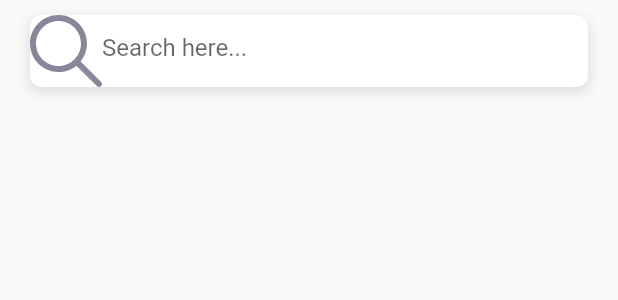
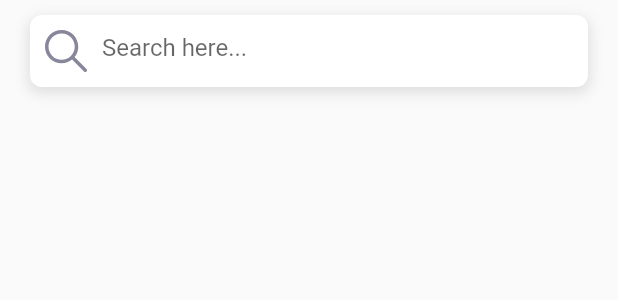
Before and after one commit to lypsisrudiansyah/travel_app_ui, a Flutter app: the SearchInput widget shown alone on an empty page, opened directly, on a phone screen of 412 x 824 dp. Shown: the top 300 px of the screen. Run offline on Flutter 3.47's test engine with Material 2 defaults, Android fonts, the phone set to English and light mode, and no system bars; our stand-ins replace flutter_svg.

Commit message:
update search_input.dart

```diff
--- a/lib/screen/home/widget/search_input.dart
+++ b/lib/screen/home/widget/search_input.dart
@@ -7,18 +7,23 @@ class SearchInput extends StatelessWidget {
   @override
   Widget build(BuildContext context) {
     return Container(
-      margin: EdgeInsets.symmetric(horizontal: 20, vertical: 10),
-      decoration: BoxDecoration(color: Colors.white, borderRadius: BorderRadius.circular(8), boxShadow: [
+      margin: const EdgeInsets.symmetric(horizontal: 20, vertical: 10),
+      decoration: BoxDecoration(
+        color: Colors.white,
+        borderRadius: BorderRadius.circular(8),
+        boxShadow: [
           BoxShadow(
             color: Colors.grey.withOpacity(0.3),
             spreadRadius: 1,
             blurRadius: 7,
             offset: const Offset(0, 3),
           )
-      ]),
+        ],
+      ),
       child: TextField(
         decoration: InputDecoration(
           prefixIcon: Container(
+            padding: const EdgeInsets.all(10),
             child: SvgPicture.asset(
               'assets/icons/search.svg',
               width: 24,
```
Lines whose indentation alone changed are shown as unchanged.
